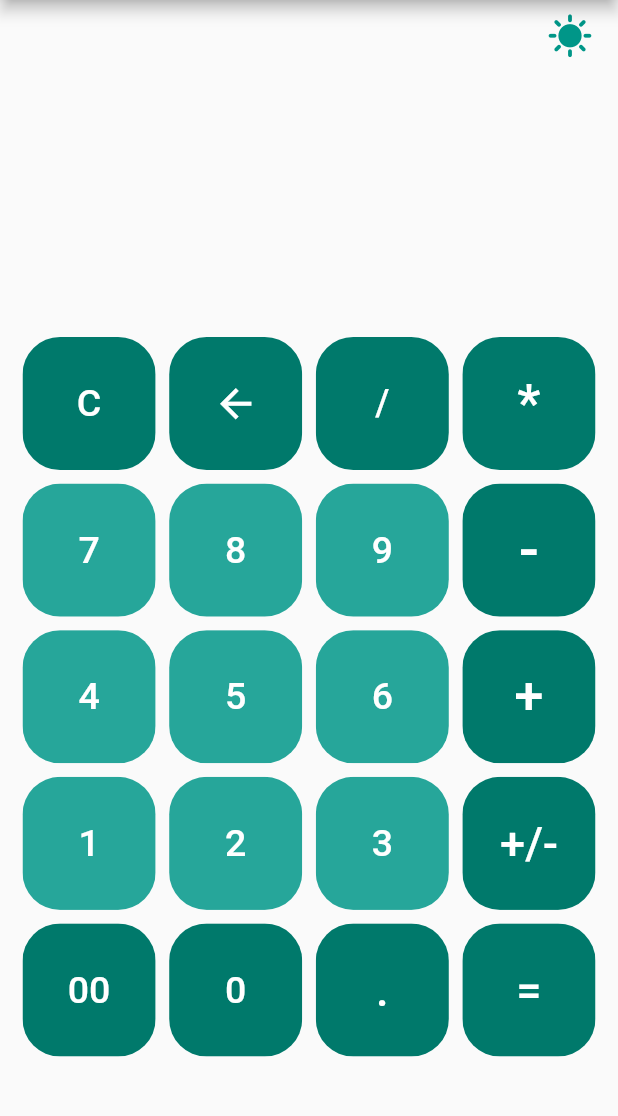
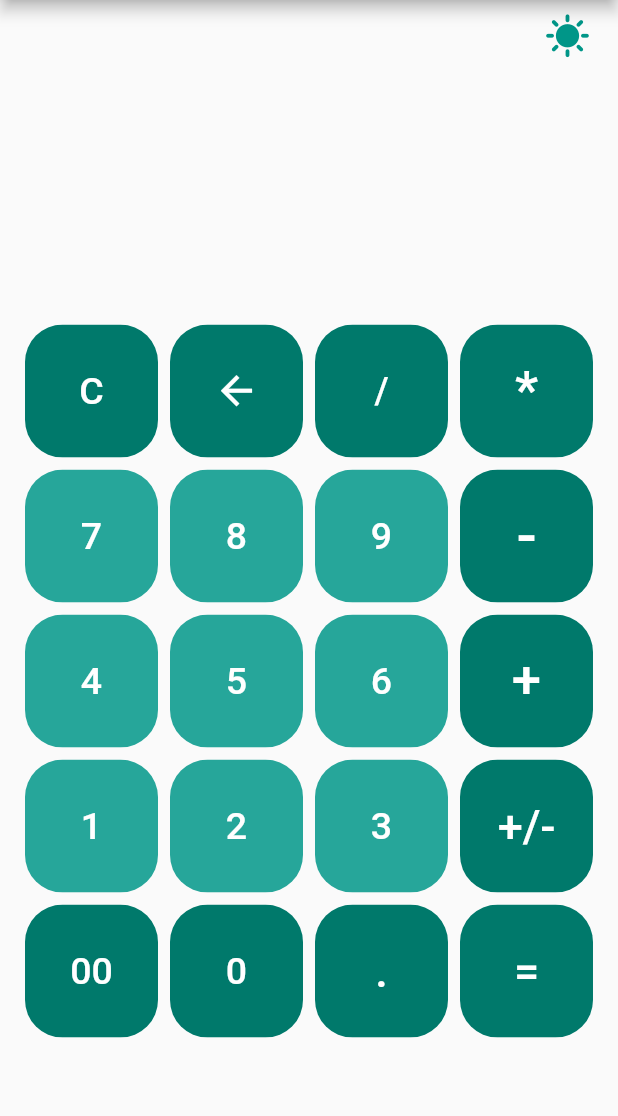
Before and after one commit to ajgoras/FlutterCalculator, a Flutter app: the screen it shows after launch, on a phone screen of 412 x 824 dp, the part 84-1200 px from its top. Run offline on Flutter 3.47's test engine with Material 2 defaults, Android fonts, the phone set to English and light mode, and no system bars; our stand-ins replace adaptive_theme.

Commit message:
added responsive web live link

```diff
--- a/lib/main.dart
+++ b/lib/main.dart
@@ -238,14 +238,12 @@ class _MyHomePageState extends State<MyHomePage> {
   @override
   Widget build(BuildContext context) {
     double h = MediaQuery.of(context).size.height;
-    if (h > 1000) {
-      h = 500;
-    }
     return Scaffold(
       appBar: AppBar(
         title: Text(widget.title),
       ),
       body: Center(
+        child: AspectRatio(aspectRatio: 58/109,
           child: Column(
         children: <Widget>[
           Container(
@@ -262,7 +260,7 @@ class _MyHomePageState extends State<MyHomePage> {
             ),
           ),
           Container(
-            padding: EdgeInsets.fromLTRB(0, h * 0.08, 0, h * 0.07),
+            padding: EdgeInsets.fromLTRB(0, h * 0.07, 0, h * 0.07),
             alignment: Alignment.centerRight,
             child: Text(
               calculatorText,
@@ -273,8 +271,8 @@ class _MyHomePageState extends State<MyHomePage> {
             child: GridView.count(
               primary: false,
               padding: const EdgeInsets.all(15),
-              crossAxisSpacing: 9,
-              mainAxisSpacing: 9,
+              crossAxisSpacing: 8,
+              mainAxisSpacing: 8,
               crossAxisCount: 4,
               children: <Widget>[
                 ClipRRect(
@@ -654,14 +652,15 @@ class _MyHomePageState extends State<MyHomePage> {
                         '=',
                         style: TextStyle(fontSize: 30),
                       ),
-                    ),
+                          ),
+                        ),
+                      ),
+                    ],
                   ),
                 ),
               ],
-            ),
-          ),
-        ],
-      )),
+            )),
+      ),
     );
   }
 }
```
Also changed, not shown: 3 other files.
